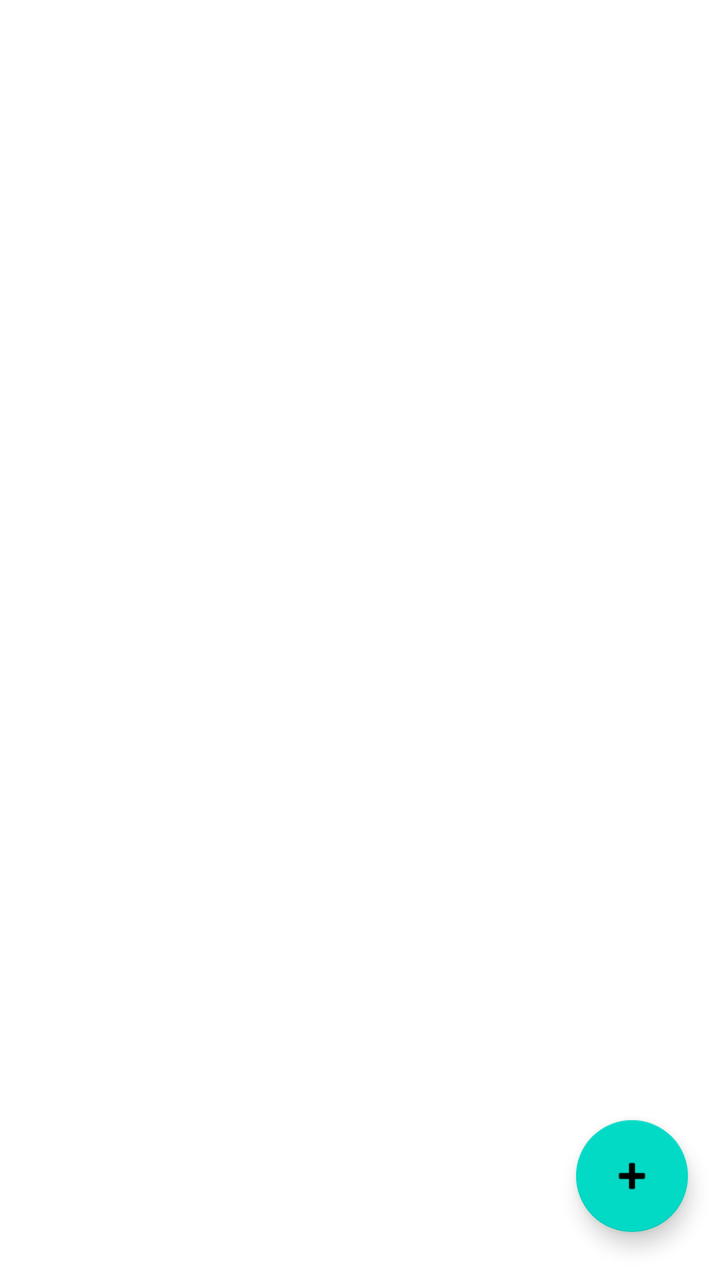
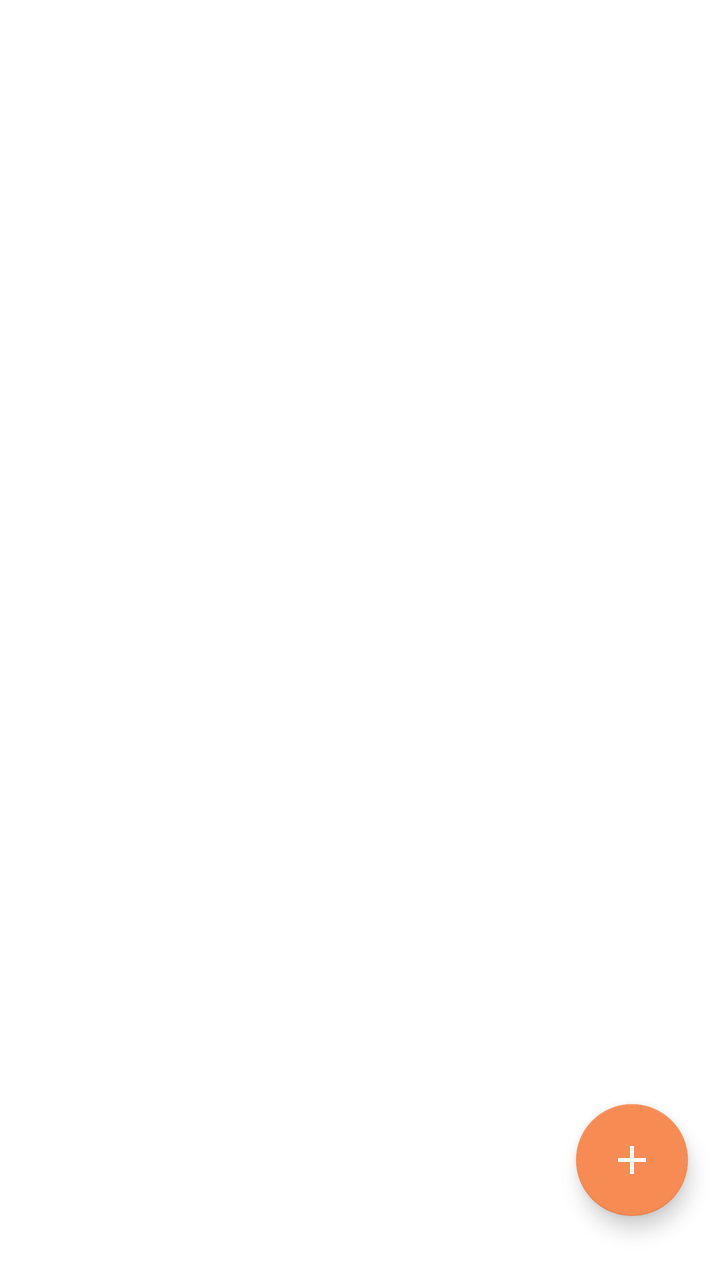

Before-and-after screenshots of an Android layout around one commit, followed by the original layout XML and the change that was made.
<!-- AndroidManifest.xml: application theme Theme.StudyShechdular -->
<!-- res/layout/activity_notes.xml -->
<?xml version="1.0" encoding="utf-8"?>
<androidx.constraintlayout.widget.ConstraintLayout
    xmlns:android="http://schemas.android.com/apk/res/android"
    xmlns:app="http://schemas.android.com/apk/res-auto"
    xmlns:tools="http://schemas.android.com/tools"
    android:layout_width="match_parent"
    android:layout_height="match_parent"
    tools:context=".ui.NotesActivity">
    <androidx.recyclerview.widget.RecyclerView
        android:id="@+id/recyclerView"
        android:layout_width="match_parent"
        android:layout_height="match_parent"
        app:layout_constraintBottom_toBottomOf="parent"
        app:layout_constraintEnd_toEndOf="parent"
        app:layout_constraintStart_toStartOf="parent"
        app:layout_constraintTop_toTopOf="parent" />

    <com.google.android.material.floatingactionbutton.FloatingActionButton
        android:id="@+id/floatingActionButton"
        android:layout_width="wrap_content"
        android:layout_height="wrap_content"
        android:layout_marginEnd="16dp"
        android:layout_marginBottom="24dp"
        android:clickable="true"
        app:layout_constraintBottom_toBottomOf="parent"
        app:layout_constraintEnd_toEndOf="parent"
        app:layout_constraintHorizontal_bias="1.0"
        app:layout_constraintStart_toStartOf="parent"
        app:layout_constraintTop_toTopOf="parent"
        app:layout_constraintVertical_bias="1.0"
        app:srcCompat="@android:drawable/ic_input_add" />
</androidx.constraintlayout.widget.ConstraintLayout>
<!-- resources referenced by this layout -->
<resources>
  <style name="Theme.StudyShechdular" parent="Theme.MaterialComponents.DayNight.NoActionBar">
          
          <item name="colorPrimary">@color/lightBlue</item>
          <item name="colorPrimaryVariant">@color/lightBlue</item>
          <item name="colorOnPrimary">@color/white</item>
          
          <item name="colorSecondary">@color/teal_200</item>
          <item name="colorSecondaryVariant">@color/teal_700</item>
          <item name="colorOnSecondary">@color/black</item>
          
          <item name="android:statusBarColor" tools:targetApi="l">?attr/colorPrimaryVariant</item>
          
      </style>
  <color name="lightBlue">#0288D1</color>
  <color name="white">#FFFFFFFF</color>
  <color name="teal_200">#FF03DAC5</color>
  <color name="teal_700">#FF018786</color>
  <color name="black">#FF000000</color>
</resources>

<!-- the commit's change to res/layout/activity_notes.xml (unified diff, before → after) -->
@@ -6,11 +6,16 @@
     android:layout_width="match_parent"
     android:layout_height="match_parent"
     tools:context=".ui.NotesActivity">
+
     <androidx.recyclerview.widget.RecyclerView
         android:id="@+id/recyclerView"
         android:layout_width="match_parent"
         android:layout_height="match_parent"
+        android:layout_marginStart="8dp"
+        android:layout_marginTop="8dp"
+        android:layout_marginEnd="8dp"
         app:layout_constraintBottom_toBottomOf="parent"
+
         app:layout_constraintEnd_toEndOf="parent"
         app:layout_constraintStart_toStartOf="parent"
         app:layout_constraintTop_toTopOf="parent" />
@@ -20,13 +25,13 @@
         android:layout_width="wrap_content"
         android:layout_height="wrap_content"
         android:layout_marginEnd="16dp"
-        android:layout_marginBottom="24dp"
+        android:layout_marginBottom="32dp"
         android:clickable="true"
+        android:src="@drawable/ic_baseline_add_24"
+        android:tint="@color/white"
+        android:tintMode="@color/white"
+        app:fabSize="normal"
         app:layout_constraintBottom_toBottomOf="parent"
         app:layout_constraintEnd_toEndOf="parent"
-        app:layout_constraintHorizontal_bias="1.0"
-        app:layout_constraintStart_toStartOf="parent"
-        app:layout_constraintTop_toTopOf="parent"
-        app:layout_constraintVertical_bias="1.0"
-        app:srcCompat="@android:drawable/ic_input_add" />
+        app:rippleColor="@color/white" />
 </androidx.constraintlayout.widget.ConstraintLayout>
<!-- resource entries referenced after the edit -->
@@ -8,15 +8,25 @@
           
           <item name="colorSecondary">@color/teal_200</item>
           <item name="colorSecondaryVariant">@color/teal_700</item>
-          <item name="colorOnSecondary">@color/black</item>
+          <item name="colorOnSecondary">@color/white</item>
           
           <item name="android:statusBarColor" tools:targetApi="l">?attr/colorPrimaryVariant</item>
           
       </style>
-  <color name="lightBlue">#0288D1</color>
+  <color name="lightBlue">#587dff</color>
   <color name="white">#FFFFFFFF</color>
-  <color name="teal_200">#FF03DAC5</color>
+  <!-- drawable ic_baseline_add_24 (drawable) -->
+  <vector xmlns:android="http://schemas.android.com/apk/res/android"
+      android:width="24dp"
+      android:height="24dp"
+      android:viewportWidth="24"
+      android:viewportHeight="24"
+      android:tint="?attr/colorControlNormal">
+    <path
+        android:fillColor="@color/white"
+        android:pathData="M19,13h-6v6h-2v-6H5v-2h6V5h2v6h6v2z"/>
+  </vector>
+  <color name="teal_200">#f68b53</color>
   <color name="teal_700">#FF018786</color>
-  <color name="black">#FF000000</color>
 </resources>
 
